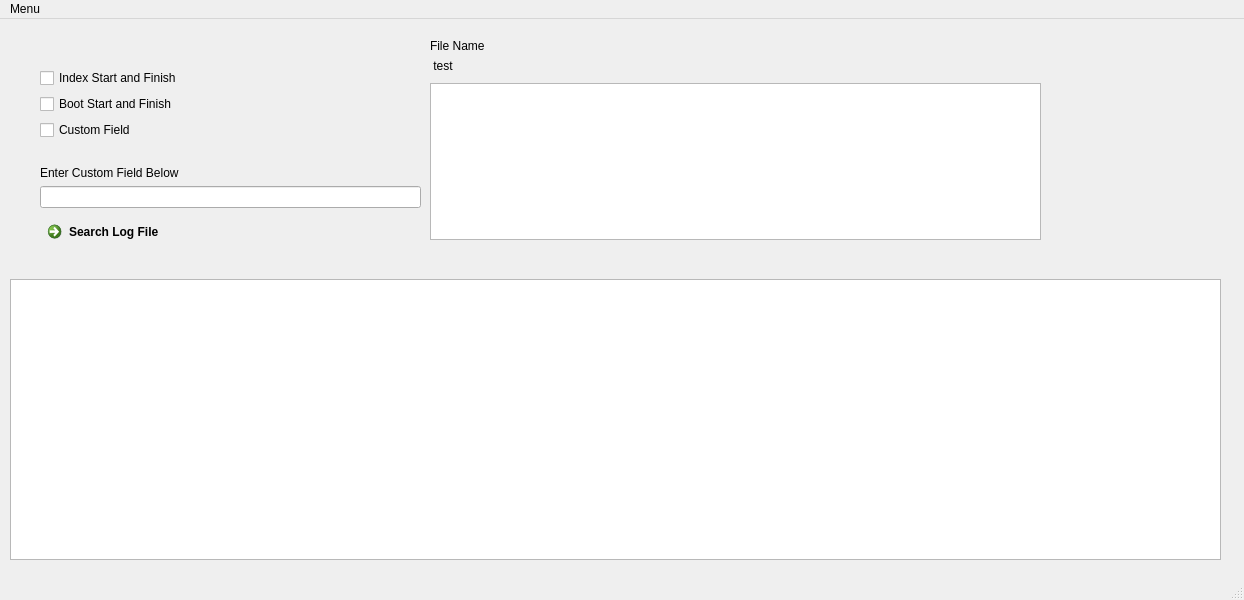
Qt form JiraLogAnalyzerFrame.ui (JeffreyBarton/Jira-Log-Analyzer) before a commit.
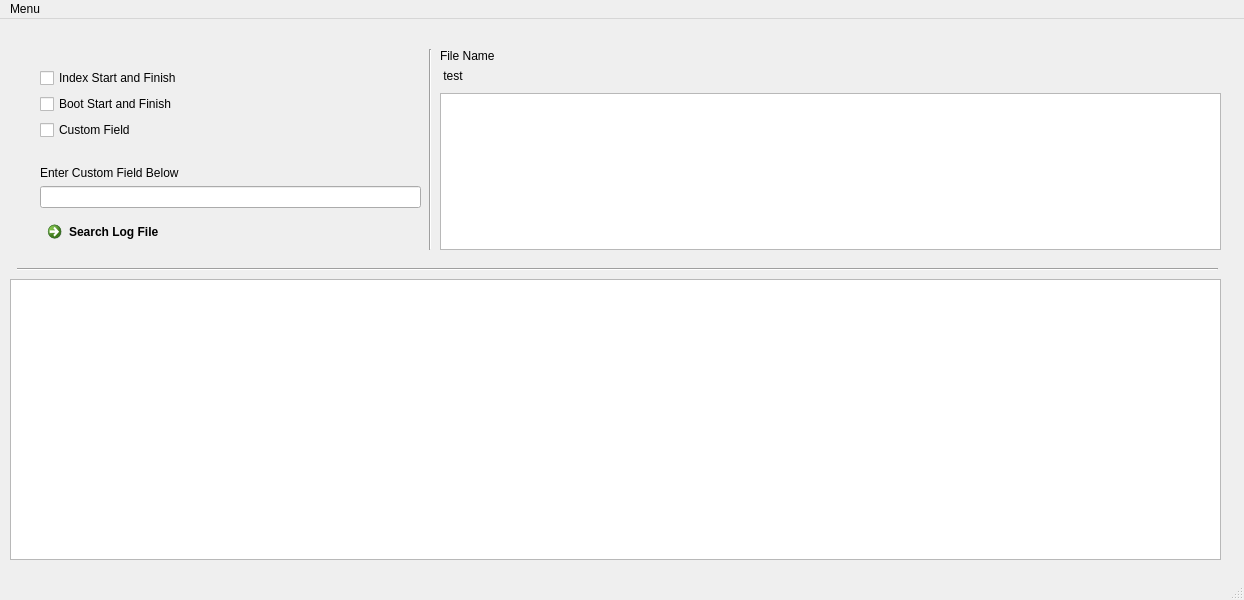
The same form after that commit.

Commit message: I can't remember

Patch:
```diff
--- a/JiraLogAnalyzerFrame.ui
+++ b/JiraLogAnalyzerFrame.ui
@@ -93,9 +93,9 @@
    <widget class="QWidget" name="verticalLayoutWidget">
     <property name="geometry">
      <rect>
-      <x>430</x>
-      <y>20</y>
-      <width>611</width>
+      <x>440</x>
+      <y>30</y>
+      <width>781</width>
       <height>201</height>
      </rect>
     </property>
@@ -142,6 +142,32 @@
      </rect>
     </property>
    </widget>
+   <widget class="Line" name="line">
+    <property name="geometry">
+     <rect>
+      <x>17</x>
+      <y>240</y>
+      <width>1201</width>
+      <height>20</height>
+     </rect>
+    </property>
+    <property name="orientation">
+     <enum>Qt::Horizontal</enum>
+    </property>
+   </widget>
+   <widget class="Line" name="line_2">
+    <property name="geometry">
+     <rect>
+      <x>420</x>
+      <y>30</y>
+      <width>20</width>
+      <height>201</height>
+     </rect>
+    </property>
+    <property name="orientation">
+     <enum>Qt::Vertical</enum>
+    </property>
+   </widget>
   </widget>
   <widget class="QMenuBar" name="menubar">
    <property name="geometry">
```
The commit also changes 1 other file.
